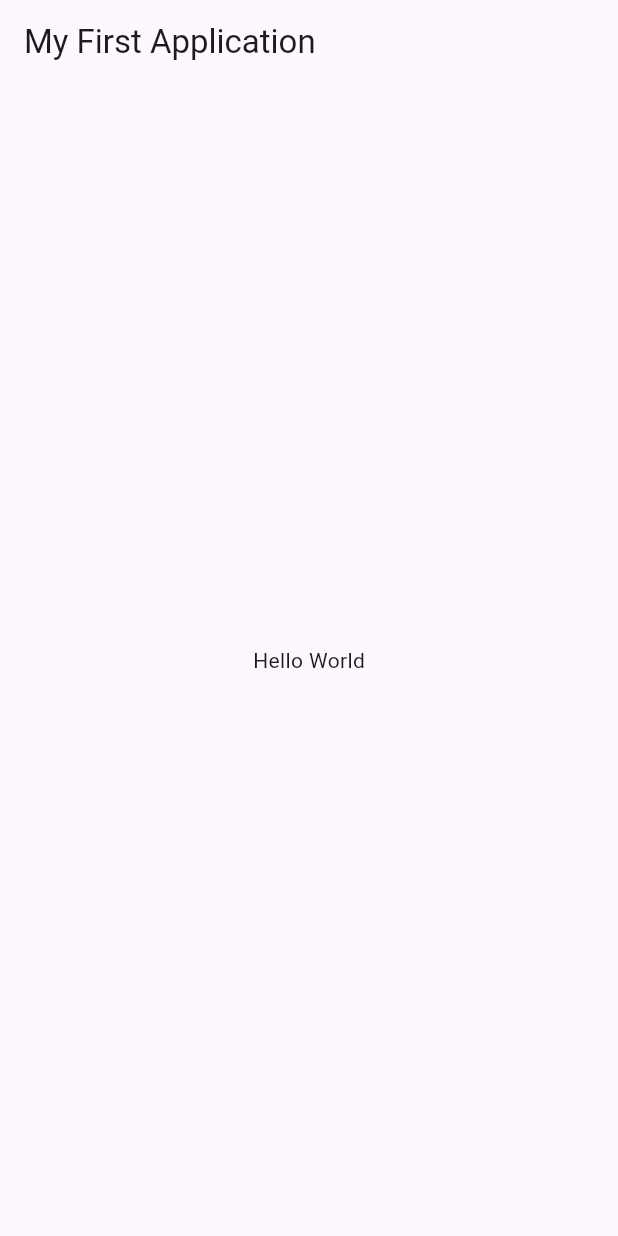
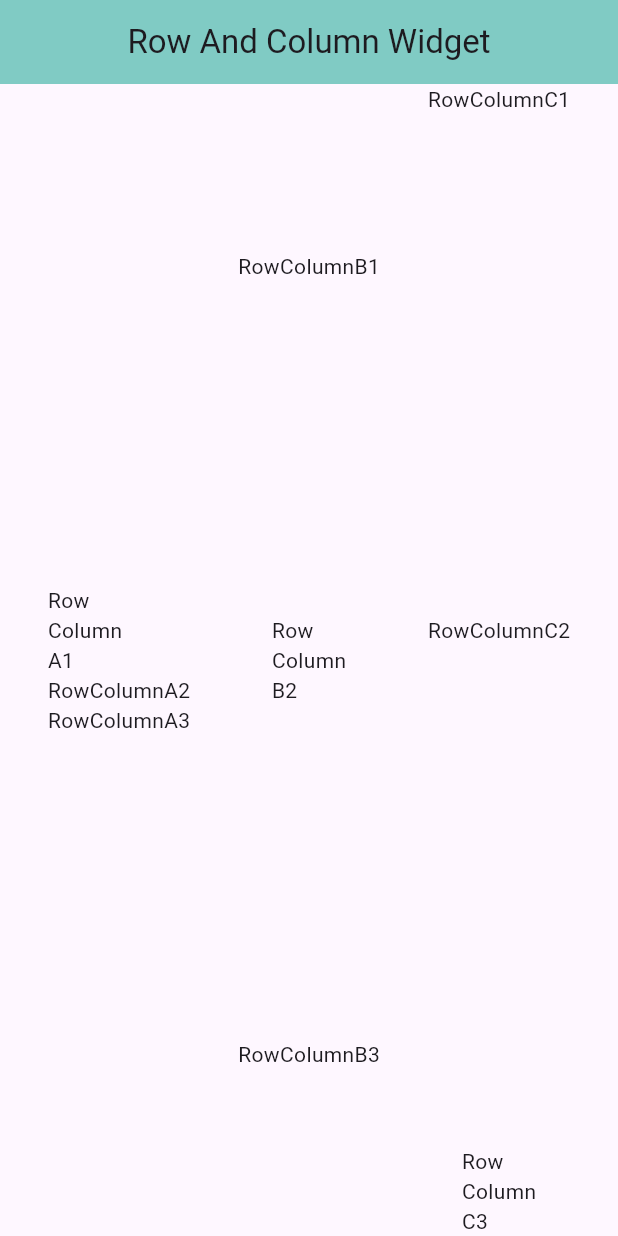
Before and after one commit to zainiArif/belajar_flutter_basic, a Flutter app: the screen it shows after launch, on a phone screen of 412 x 824 dp. Run offline on Flutter 3.47's test engine with Material 3 defaults, Android fonts, the phone set to English and light mode, and no system bars.

Commit message:
add row and column widget

```diff
--- a/lib/main.dart
+++ b/lib/main.dart
@@ -1,4 +1,4 @@
-import 'package:belajar_flutter_basic/hello_world.dart';
+import 'package:belajar_flutter_basic/row_column.dart';
 import 'package:flutter/material.dart';
 
 void main() {
@@ -11,7 +11,7 @@ class MyApp extends StatelessWidget {
   @override
   Widget build(BuildContext context) {
     return const MaterialApp(
-      home: MyFirstApp(),
+      home: MyRowColumn(),
     );
   }
 }
--- /dev/null
+++ b/lib/row_column.dart
@@ -0,0 +1,42 @@
+import 'package:flutter/material.dart';
+
+class MyRowColumn extends StatelessWidget {
+  const MyRowColumn({super.key});
+
+  @override
+  Widget build(BuildContext context) {
+    return Scaffold(
+      appBar: AppBar(
+        title: const Text('Row And Column Widget'),
+        centerTitle: true,
+        backgroundColor: Colors.teal.shade200,
+      ),
+      body: const Row(
+        mainAxisAlignment: MainAxisAlignment.spaceEvenly,
+        children: [
+        Column(
+          mainAxisAlignment: MainAxisAlignment.center,
+          crossAxisAlignment: CrossAxisAlignment.start,
+          children: [
+          Text('Row\nColumn\nA1'),
+          Text('RowColumnA2'),
+          Text('RowColumnA3'),
+        ]),
+        Column(
+          mainAxisAlignment: MainAxisAlignment.spaceAround,
+          children: [
+          Text('RowColumnB1'),
+          Text('Row\nColumn\nB2'),
+          Text('RowColumnB3'),
+        ]),
+        Column(
+          mainAxisAlignment: MainAxisAlignment.spaceBetween,
+          children: [
+          Text('RowColumnC1'),
+          Text('RowColumnC2'),
+          Text('Row\nColumn\nC3'),
+        ]),
+      ]),
+    );
+  }
+}
```
